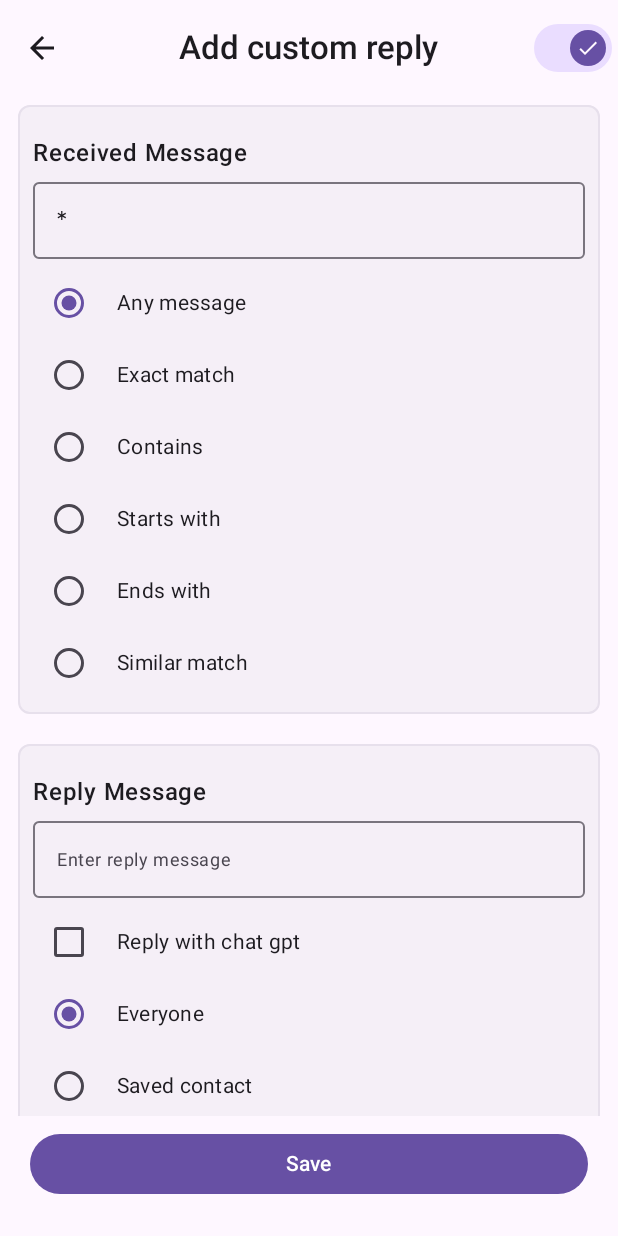
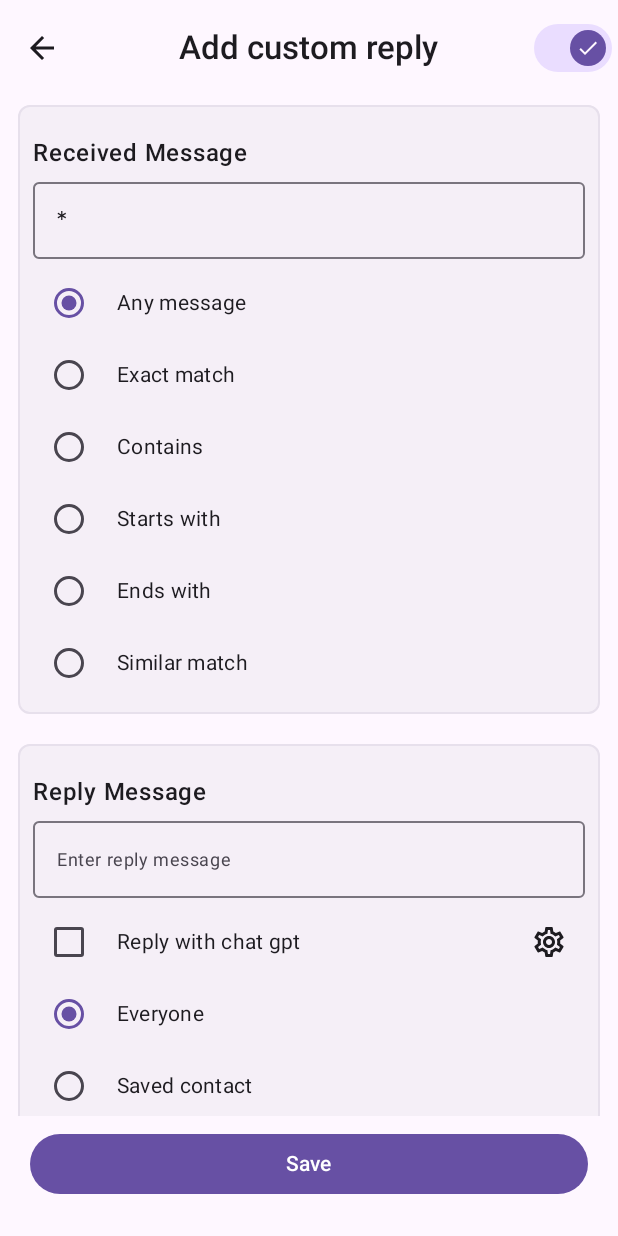
Before and after one commit to sachincvn/AutoMessageReplier, an Android app built with Jetpack Compose: the UpsertCustomMessageScreen screen opened through its navigation route, on a phone screen of 412 x 824 dp. Run offline under Robolectric (Android 15) with nearby library versions, the phone set to English and light mode, and no system bars; our stand-ins replace Dagger/Hilt's generated code, Room's generated code.

Commit message:
added open ai setting bottom modal

```diff
--- a/app/src/main/java/com/chavan/automessagereplier/domain/usecase/AutoMessageReplierUseCase.kt
+++ b/app/src/main/java/com/chavan/automessagereplier/domain/usecase/AutoMessageReplierUseCase.kt
@@ -65,7 +65,7 @@ class AutoMessageReplierUseCase @Inject constructor(
         val chatRequestDTO = ChatRequestDTO(
             messages = listOf(MessageX(role = "user", content = message)),
             model = "gpt-3.5-turbo",
-            temperature = 0.7
+            temperature = 0.7,
         )
         val response = iOpenaiGptApi.getOpenAiResponse(chatRequestDTO)
         return response.choices.firstOrNull()?.message?.content
--- a/app/src/main/java/com/chavan/automessagereplier/presentation/custom_message/UpsertCustomMessageScreen.kt
+++ b/app/src/main/java/com/chavan/automessagereplier/presentation/custom_message/UpsertCustomMessageScreen.kt
@@ -2,6 +2,7 @@ package com.chavan.automessagereplier.presentation.custom_message
 
 import android.annotation.SuppressLint
 import androidx.compose.foundation.clickable
+import androidx.compose.foundation.layout.Arrangement
 import androidx.compose.foundation.layout.Box
 import androidx.compose.foundation.layout.Column
 import androidx.compose.foundation.layout.Row
@@ -16,6 +17,7 @@ import androidx.compose.foundation.selection.selectable
 import androidx.compose.material.icons.Icons
 import androidx.compose.material.icons.filled.ArrowBack
 import androidx.compose.material.icons.filled.Check
+import androidx.compose.material.icons.outlined.Settings
 import androidx.compose.material3.Button
 import androidx.compose.material3.CenterAlignedTopAppBar
 import androidx.compose.material3.Checkbox
@@ -49,6 +51,7 @@ import com.chavan.automessagereplier.data.local.ReplyToOption
 import com.chavan.automessagereplier.domain.model.CustomMessage
 import com.chavan.automessagereplier.presentation.UiEvent
 import com.chavan.automessagereplier.presentation.custom_message.components.FieldWrapper
+import com.chavan.automessagereplier.presentation.custom_message.components.OpenAiSettingBottomSheet
 import com.chavan.automessagereplier.presentation.custom_message.components.UpsertTextField
 import kotlinx.coroutines.flow.collectLatest
 
@@ -61,6 +64,14 @@ fun UpsertCustomMessageScreen(
 ) {
     val state = upsertCustomMessageViewModel.state.value
     val snackBarHostState = remember { SnackbarHostState() }
+
+    var showSheet by remember { mutableStateOf(false) }
+
+    if (showSheet) {
+        OpenAiSettingBottomSheet() {
+            showSheet = false
+        }
+    }
 
     Scaffold(
         snackbarHost = {
@@ -185,6 +196,7 @@ fun UpsertCustomMessageScreen(
                                         state.replyWithChatGPT.value = !state.replyWithChatGPT.value
                                     },
                                 verticalAlignment = Alignment.CenterVertically,
+                                horizontalArrangement = Arrangement.SpaceBetween
                             ) {
                                 Checkbox(
                                     checked = state.replyWithChatGPT.value,
@@ -195,8 +207,18 @@ fun UpsertCustomMessageScreen(
                                 Text(
                                     text = "Reply with chat gpt",
                                     style = MaterialTheme.typography.bodyMedium,
-                                    modifier = Modifier.padding(start = 8.dp)
+                                    modifier = Modifier.padding(start = 8.dp).weight(1f)
                                 )
+                                IconButton(
+                                    onClick = {
+                                        showSheet = true
+                                    },
+                                ) {
+                                    Icon(
+                                        imageVector = Icons.Outlined.Settings,
+                                        contentDescription = "open ai setting"
+                                    )
+                                }
                             }
                             upsertCustomMessageViewModel.replyToOption.forEach { option ->
                                 Row(
```
Also changed, not shown: app/src/main/java/com/chavan/automessagereplier/presentation/custom_message/components/OpenAiSettingBottomSheet.kt (added, +58 -0 lines), app/src/main/java/com/chavan/automessagereplier/presentation/custom_message/components/OutlinedDropdownMenu.kt (added, +74 -0 lines).
